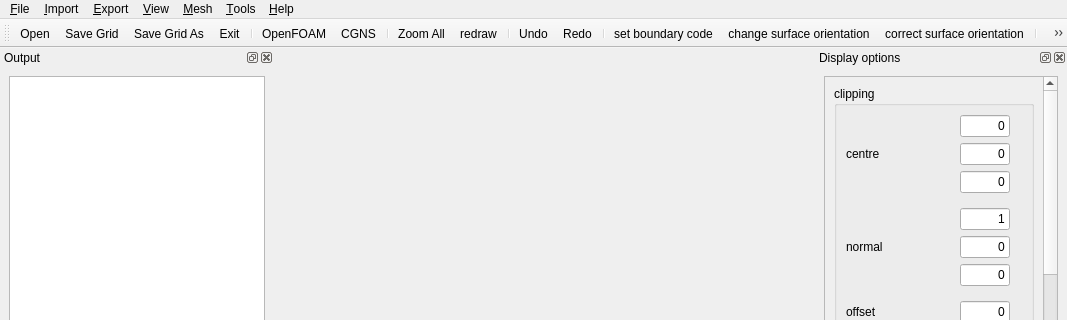
Old version of the form src/guimainwindow.ui in the repository enGits/engrid; both pictures show x 0 to 1067 and y 0 to 320 of the 1067 by 799 pixel window.
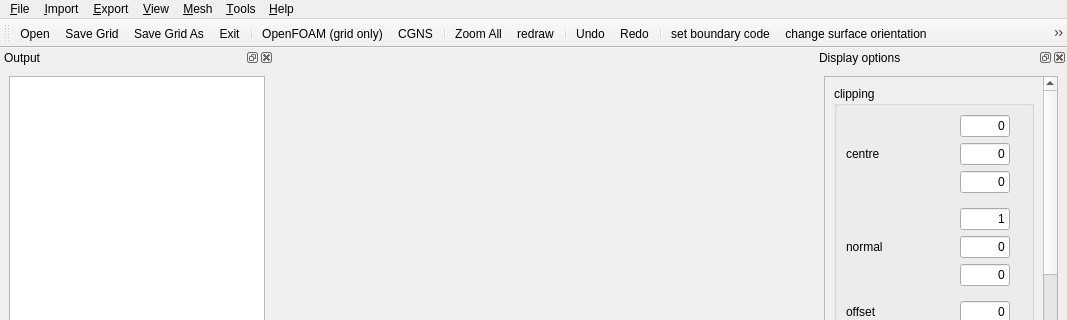
New version of the form. Icons and pictures are not drawn. Custom widgets are drawn as their Qt base class.

Commit message: added export grid+case to menu + bcmap->m_BcMap

```diff
--- a/src/guimainwindow.ui
+++ b/src/guimainwindow.ui
@@ -1232,7 +1232,7 @@
      <normaloff>:/icons/resources/icons/of.png</normaloff>:/icons/resources/icons/of.png</iconset>
    </property>
    <property name="text">
-    <string>OpenFOAM</string>
+    <string>OpenFOAM (grid only)</string>
    </property>
    <property name="toolTip">
     <string>export to OpenFOAM</string>
```
Left out of the diff: 19 changed lines with no effect on the pictures. The commit also changes 4 other files.
